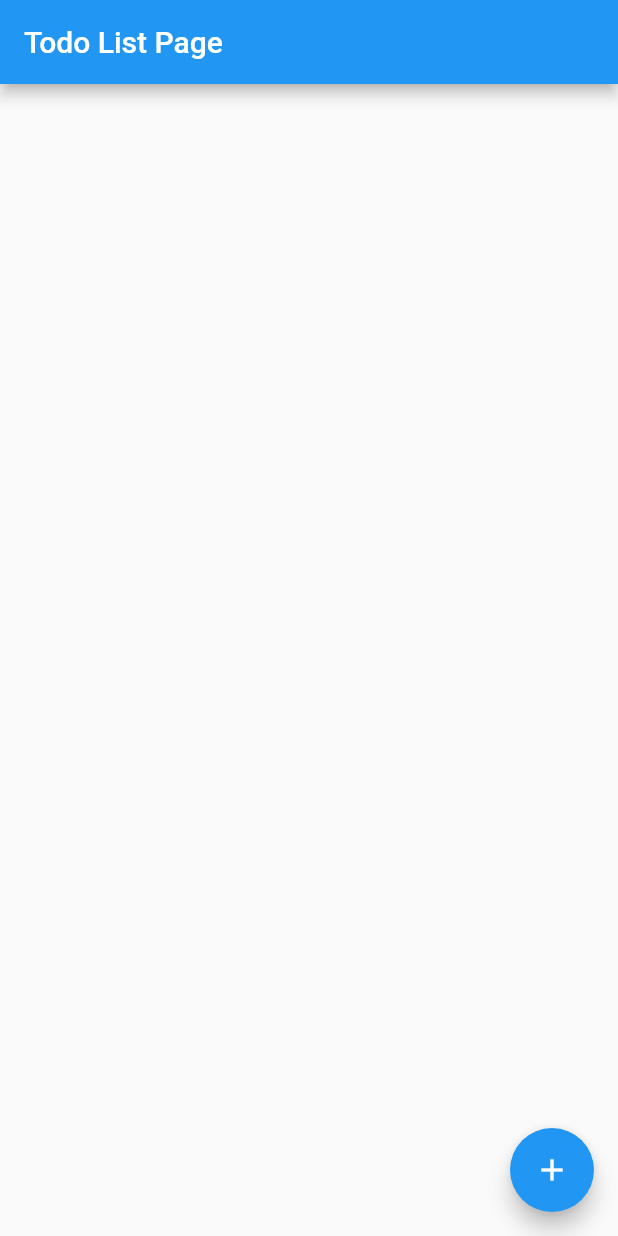
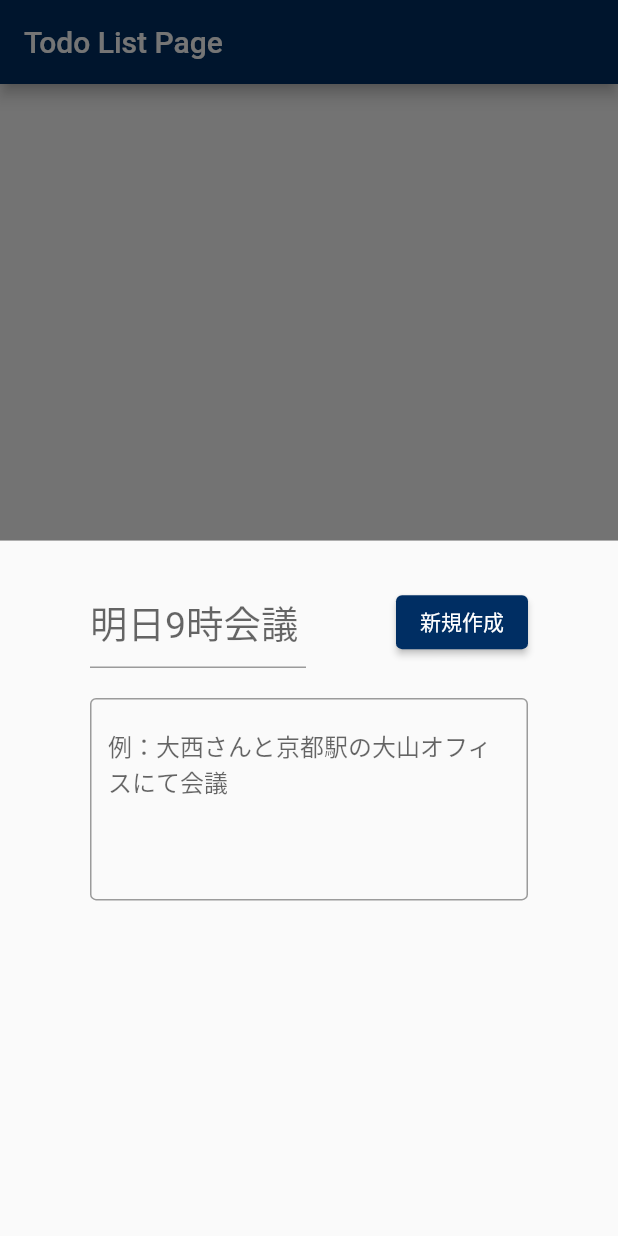
Before and after one commit to tokku5552/todoapp_sample_riverpod, a Flutter app: the screen it shows after launch, after a tap on the "add" icon, on a phone screen of 412 x 824 dp. Run offline on Flutter 3.47's test engine with Material 2 defaults, Android fonts, the phone set to English and light mode, and no system bars; our stand-ins replace cloud_firestore, firebase_core, flutter_riverpod, freezed_annotation; accounts and stored records are empty.

Commit message:
todoのタスク4個
下手くそなコードだと思いますが、よろしくお願いいたします。

```diff
--- /dev/null
+++ b/lib/common/colors.dart
@@ -0,0 +1,18 @@
+import 'package:flutter/material.dart';
+
+const MaterialColor colorCustom = MaterialColor(
+  _bluePrimaryValue,
+  <int, Color>{
+    50: Color(0xFF002e63),
+    100: Color(0xFF002e63),
+    200: Color(0xFF002e63),
+    300: Color(0xFF002e63),
+    400: Color(0xFF002e63),
+    500: Color(_bluePrimaryValue),
+    600: Color(0xFF002e63),
+    700: Color(0xFF002e63),
+    800: Color(0xFF002e63),
+    900: Color(0xFF002e63),
+  },
+);
+const int _bluePrimaryValue = 0xFF002e63;
--- a/lib/main.dart
+++ b/lib/main.dart
@@ -1,9 +1,9 @@
+import 'package:firebase_core/firebase_core.dart';
 import 'package:flutter/material.dart';
-import 'package:firebase_core/firebase_core.dart';
 import 'package:flutter_riverpod/flutter_riverpod.dart';
 import 'package:todoapp_sample_riverpod/presentation/todo_list/todo_list_page.dart';
 
-import 'infrastructure/todo_item_repository.dart';
+import 'common/colors.dart';
 
 Future<void> main() async {
   WidgetsFlutterBinding.ensureInitialized();
@@ -23,7 +23,7 @@ class App extends StatelessWidget {
     return MaterialApp(
       title: 'Flutter Demo',
       theme: ThemeData(
-        primarySwatch: Colors.blue,
+        primarySwatch: colorCustom,
       ),
       home: const TodoListPage(),
     );
--- a/lib/presentation/todo_detail/todo_detail_page.dart
+++ b/lib/presentation/todo_detail/todo_detail_page.dart
@@ -1,21 +1,79 @@
 import 'package:flutter/material.dart';
+import 'package:flutter_riverpod/flutter_riverpod.dart';
+import 'package:todoapp_sample_riverpod/presentation/todo_detail/todo_detail_notifier.dart';
+import 'package:todoapp_sample_riverpod/presentation/todo_list/todo_list_notifier.dart';
 
-class TodoListPage extends StatelessWidget {
-  const TodoListPage({Key? key}) : super(key: key);
+class TodoListDetailPage extends ConsumerWidget {
+  const TodoListDetailPage({required this.newTodo, Key? key}) : super(key: key);
+  final bool newTodo;
 
   @override
-  Widget build(BuildContext context) {
+  Widget build(BuildContext context, WidgetRef ref) {
+    String newTitle = '';
+    String newDetail = '';
+    final state = ref.watch(todoDetailStateProvider);
+    final notifier = ref.watch(todoDetailStateProvider.notifier);
+    final listNotifier = ref.watch(todoListStateProvider.notifier);
     return Scaffold(
-      appBar: AppBar(
-        title: const Text('Todo Detail Page'),
-      ),
       body: Center(
         child: Column(
           mainAxisAlignment: MainAxisAlignment.center,
           children: <Widget>[
-            Text(
-              'hoge',
-              style: Theme.of(context).textTheme.headline4,
+            Row(
+              children: [
+                Expanded(
+                  child: Container(
+                    margin: const EdgeInsets.fromLTRB(60, 0, 60, 20),
+                    child: TextField(
+                      style: const TextStyle(
+                        fontSize: 25,
+                      ),
+                      controller: TextEditingController(
+                          text: newTodo ? null : state.todoItem?.title),
+                      decoration:
+                          InputDecoration(hintText: newTodo ? '明日9時会議' : null),
+                      onChanged: (String value) {
+                        newTodo
+                            ? newTitle = value
+                            : notifier.updateTitle(
+                                item: state.todoItem!, title: value);
+                      },
+                    ),
+                  ),
+                ),
+                Container(
+                  margin: const EdgeInsets.fromLTRB(0, 0, 60, 20),
+                  child: ElevatedButton(
+                      child: Text(newTodo ? '新規作成' : '更新'),
+                      onPressed: () {
+                        newTodo
+                            ? notifier.newItem(
+                                title: newTitle, detail: newDetail)
+                            : notifier.itemDetail(state.todoItem!.id);
+                        Navigator.pop(context);
+                        listNotifier.init();
+                      }),
+                )
+              ],
+            ),
+            Container(
+              margin: const EdgeInsets.fromLTRB(60, 0, 60, 200),
+              child: TextField(
+                maxLines: 10,
+                minLines: 5,
+                controller: TextEditingController(
+                    text: newTodo ? null : state.todoItem?.detail),
+                decoration: InputDecoration(
+                  hintText: newTodo ? '例：大西さんと京都駅の大山オフィスにて会議' : null,
+                  border: const OutlineInputBorder(),
+                ),
+                onChanged: (String value) {
+                  newTodo
+                      ? newDetail = value
+                      : notifier.updateDetail(
+                          item: state.todoItem!, detail: value);
+                },
+              ),
             ),
           ],
         ),
--- a/lib/presentation/todo_list/todo_list_notifier.dart
+++ b/lib/presentation/todo_list/todo_list_notifier.dart
@@ -21,4 +21,8 @@ class TodoListNotifier extends StateNotifier<TodoListState> {
     final list = await _todoItemRepository.findAll();
     state = state.copyWith(todoList: list, isFetching: false);
   }
+
+  Future<void> deleteItem({required String id}) async {
+    _todoItemRepository.delete(id: id);
+  }
 }
```
Also changed, not shown: lib/common/random_str.dart (added, +11 -0 lines), lib/infrastructure/todo_item_repository.dart (+47 -6 lines), lib/presentation/todo_detail/todo_detail_notifier.dart (added, +68 -0 lines), lib/presentation/todo_detail/todo_detail_state.dart (added, +12 -0 lines), lib/presentation/todo_list/todo_list_page.dart (+54 -3 lines), lib/presentation/todo_detail/todo_detail_state.freezed.dart (added), lib/presentation/todo_list/todo_list_delete_page.dart (added).
